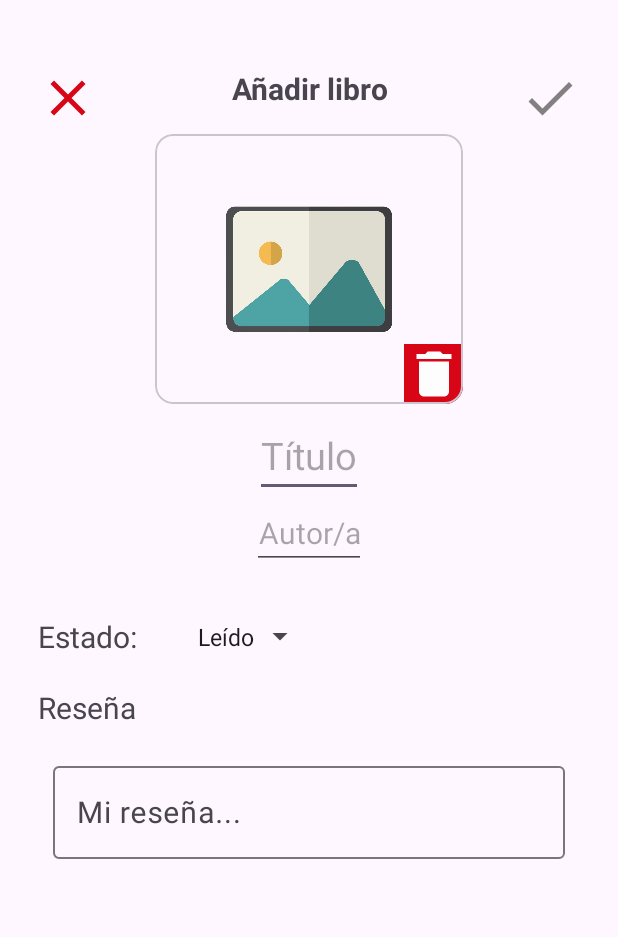
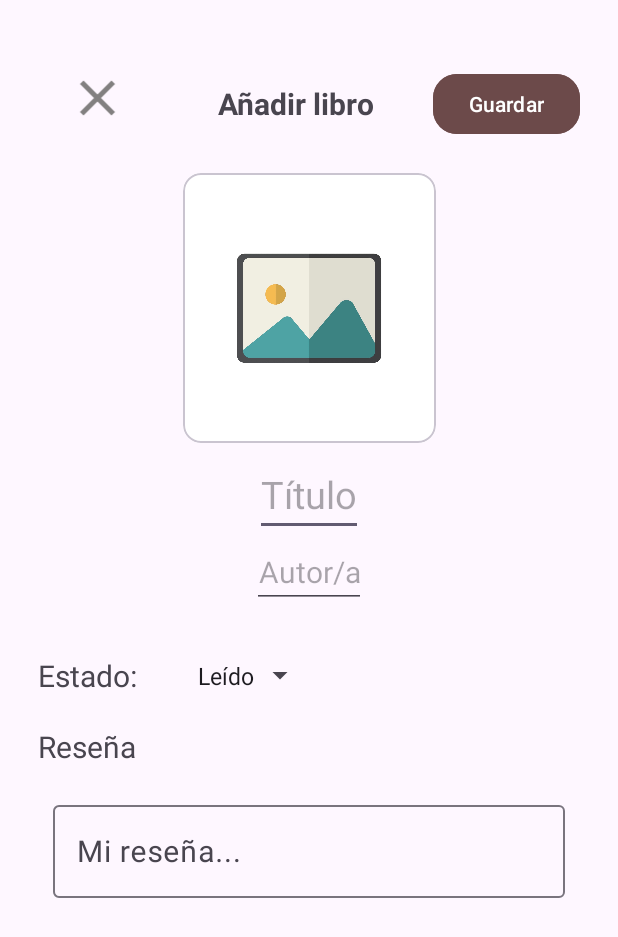
Before and after one commit to anaClara-Der/appLibros, an Android app: the HomeActivity screen opened directly, with no data from a screen before it, after a tap on "botono para agregar libros", on a phone screen of 412 x 824 dp. Shown: the top 937 px of the screen. Run offline under Robolectric (Android 15) with nearby library versions, the phone set to English and light mode, and no system bars; our stand-ins replace Firebase (no records; nobody signed in at launch, a user with empty details on screens opened directly); libraries missing offline, so code that uses them is left out: com.github.dhaval2404.imagepicker.

Commit message:
Guardado en Sqlite de libros por usuario teniendo en cuetna el id guardado en Firebas

```diff
--- a/app/build.gradle.kts
+++ b/app/build.gradle.kts
@@ -43,7 +43,7 @@ dependencies {
     implementation("androidx.fragment:fragment-ktx:$fragment_version")
     implementation (libs.firebase.auth)
     implementation(libs.firebase.firestore)
-
+    implementation(libs.imagePicker)
     implementation(platform(libs.firebase.bom))
     implementation(libs.androidx.core.ktx)
     implementation(libs.androidx.appcompat)
--- a/app/src/main/java/com/example/libros/model/Book.kt
+++ b/app/src/main/java/com/example/libros/model/Book.kt
@@ -7,5 +7,6 @@ data class Book (
     val title: String,
     val author: String,
     val state:Boolean,
-    val review:String
+    val review:String,
+    val userId: String
     )
--- a/app/src/main/java/com/example/libros/ui/activity/AddBookActivity.kt
+++ b/app/src/main/java/com/example/libros/ui/activity/AddBookActivity.kt
@@ -1,7 +1,9 @@
 package com.example.libros.ui.activity
 
 
+import android.app.Activity
 import android.content.Intent
+import android.net.Uri
 import android.os.Bundle
 import android.widget.ArrayAdapter
 import android.widget.Button
@@ -10,19 +12,25 @@ import android.widget.ImageView
 import android.widget.Spinner
 import android.widget.Toast
 import androidx.activity.enableEdgeToEdge
+import androidx.activity.result.contract.ActivityResultContracts
 import androidx.appcompat.app.AppCompatActivity
 import com.example.libros.R
 import com.example.libros.db.BooksDataBaseHelper
 import com.example.libros.model.Book
+import com.github.dhaval2404.imagepicker.ImagePicker
+import com.google.firebase.auth.FirebaseAuth
 
 
 class AddBookActivity : AppCompatActivity() {
     private lateinit var dbHelper: BooksDataBaseHelper
-    private lateinit var saveButton: ImageView
+    private lateinit var saveButton: Button
     private lateinit var titleEditText: EditText
     private lateinit var authorEditText: EditText
     private lateinit var stateSpinner: Spinner
     private lateinit var reviewEditText: EditText
+    private lateinit var image:ImageView
+    private var imageUri: Uri? = null
+    private lateinit var auth: FirebaseAuth
 
 
     override fun onCreate(savedInstanceState: Bundle?) {
@@ -30,6 +38,7 @@ class AddBookActivity : AppCompatActivity() {
         enableEdgeToEdge()
         setContentView(R.layout.activity_add_book)
         dbHelper = BooksDataBaseHelper(this)// Se inicializa la base de datos
+        auth = FirebaseAuth.getInstance()
 
         // Se inicializan los componentes
         titleEditText = findViewById(R.id.addTitle)
@@ -37,15 +46,31 @@ class AddBookActivity : AppCompatActivity() {
         stateSpinner = findViewById(R.id.spinnerState)
         reviewEditText = findViewById(R.id.addReview)
         saveButton = findViewById(R.id.add)
-
+        image = findViewById(R.id.bookImage)
 
         stateSpinner() //Se configura el spinner con los dos valores
 
         saveButton.setOnClickListener { // Se configura el botón para guardar
             saveBook()
         }
+
+        image.setOnClickListener{
+            pickImage()
+        }
     }
 
+    //Agregar una imagen
+    private val  resultImg =
+        registerForActivityResult(ActivityResultContracts.StartActivityForResult()){
+            result ->
+                if(result.resultCode == Activity.RESULT_OK) {
+                    val data = result.data
+                    imageUri = data!!.data
+                    image.setImageURI(imageUri)
+                }else{
+                    Toast.makeText(this, "Imagen no seleccionada", Toast.LENGTH_SHORT).show()
+                }
+        }
 
     //Función para agregar estados al spinner. Leído o no leído
     private fun stateSpinner(){
@@ -60,9 +85,20 @@ class AddBookActivity : AppCompatActivity() {
         adapter.setDropDownViewResource(android.R.layout.simple_spinner_dropdown_item)
         ratingSpinner.adapter = adapter
     }
-    //Función para acceder a los componentes del layaout
+
+    //Función para seleccionar imagen
+    private fun pickImage(){
+        ImagePicker.with(this)
+            .crop() //Para recortar la imagen
+            .compress(1024) //Para comprimir la imagen menor a 1mb
+            .maxResultSize(1080,1080) //La resolución será menor a esto
+            .createIntent { intent ->
+                resultImg.launch(intent)
+            }
+    }
+
+    //Función al clickear el botón guardar: se guarda o no
     private fun saveBook(){
-
         val title = titleEditText.text.toString()
         val author = authorEditText.text.toString()
         val review = reviewEditText.text.toString()
@@ -71,6 +107,9 @@ class AddBookActivity : AppCompatActivity() {
             "Por leer" -> false
             else -> false
         }
+        val userId = auth.currentUser?.uid ?: ""
+
+        if(title.isNotEmpty() or author.isNotEmpty() or review.isNotEmpty()){
             // Creo un  un objeto Book del tipo Book
             val book = Book(
                 id = 0, // El ID se genera automáticamente
@@ -78,7 +117,7 @@ class AddBookActivity : AppCompatActivity() {
                 author = author,
                 state = state,
                 review = review,
-
+                userId = userId
                 )
             // Insertar el libro en la base de datos
             dbHelper.insertBook(book)
@@ -87,6 +126,12 @@ class AddBookActivity : AppCompatActivity() {
             startActivity(intent)
             finishAffinity()
             Toast.makeText(this, "Libro guardado", Toast.LENGTH_SHORT).show()
+        } else{
+            Toast.makeText(this, "Es necesario que completes al menos uno de los campos", Toast.LENGTH_SHORT).show()
         }
 
+
     }
+
+
+}
--- a/app/src/main/java/com/example/libros/ui/activity/HomeActivity.kt
+++ b/app/src/main/java/com/example/libros/ui/activity/HomeActivity.kt
@@ -2,19 +2,36 @@ package com.example.libros.ui.activity
 
 import android.content.Intent
 import android.os.Bundle
+import android.widget.TextView
 import android.widget.Toast
 import androidx.appcompat.app.AppCompatActivity
 import com.example.libros.R
 import com.google.android.material.floatingactionbutton.FloatingActionButton
+import com.google.firebase.auth.FirebaseAuth
 
 
 class HomeActivity : AppCompatActivity() {
+    private lateinit var auth: FirebaseAuth
 
     override fun onCreate(savedInstanceState: Bundle?) {
         super.onCreate(savedInstanceState)
         setContentView(R.layout.activity_home)
 
+        auth = FirebaseAuth.getInstance()
+        val userName = findViewById<TextView>(R.id.nameHome)
         val buttonAddBook = findViewById<FloatingActionButton>(R.id.addBtnBooks)
+
+        // Obtener el usuario actual
+        val user = auth.currentUser
+        if (user != null) {
+            val displayName = user.displayName
+            // Mostrar el nombre del usuario en el TextView
+            userName.text = "Hola, $displayName"
+        } else {
+            userName.text = "Hola, Usuario"
+        }
+
+        //Botón para agregar libros
         buttonAddBook.setOnClickListener {
             // Lógica para añadir un nuevo libro
 
--- a/app/src/main/res/layout/activity_add_book.xml
+++ b/app/src/main/res/layout/activity_add_book.xml
@@ -9,15 +9,29 @@
     android:padding="25dp">
 
     <!--Cabecera con título, cerrar y guardar-->
+
+
+
+    <LinearLayout
+        android:id="@+id/headerLayout"
+        android:layout_width="0dp"
+        android:layout_height="wrap_content"
+        android:gravity="center"
+        android:layout_marginTop="20dp"
+        app:layout_constraintEnd_toEndOf="parent"
+        app:layout_constraintStart_toStartOf="parent"
+        app:layout_constraintTop_toTopOf="parent"
+        android:orientation="horizontal">
+
         <ImageView
             android:id="@+id/clouse"
             android:layout_width="40dp"
             android:layout_height="40dp"
             android:src="@drawable/ic_clouse"
-        app:layout_constraintStart_toStartOf="parent"
-        app:layout_constraintTop_toTopOf="parent"
-        android:layout_marginTop="20dp"
-        app:tint="@color/red" />
+            android:layout_gravity="start"
+            android:layout_weight="1"
+            />
+
 
         <TextView
             android:id="@+id/titleAddBook"
@@ -26,41 +40,43 @@
             android:gravity="center"
             android:text="Añadir libro"
             android:textStyle="bold"
-        android:layout_marginTop="20dp"
             android:textSize="20sp"
-        app:layout_constraintStart_toEndOf="@id/clouse"
-        app:layout_constraintEnd_toStartOf="@id/add"
-        app:layout_constraintTop_toTopOf="parent"
+            android:layout_weight="2" />
+        <com.google.android.material.button.MaterialButton
+            android:id="@+id/add"
+            android:layout_width="wrap_content"
+            android:layout_height="wrap_content"
+            android:backgroundTint="@color/brown"
+            android:textColor="@color/white"
+            android:text="Guardar"
+            android:textSize="14sp"
+            app:cornerRadius="16dp"
+            android:layout_gravity="end"
             />
+    </LinearLayout>
 
-    <ImageView
-        android:id="@+id/add"
-        android:layout_width="40dp"
-        android:layout_height="40dp"
-        android:src="@drawable/ic_done"
-        app:layout_constraintEnd_toEndOf="parent"
-        app:layout_constraintTop_toTopOf="parent"
-        android:layout_marginTop="20dp"/>
 
-    <!--Card con la imagen y el ícono de borrar-->
+    <!--Card con la imagen-->
     <com.google.android.material.card.MaterialCardView
         android:id="@+id/cardImg"
         android:layout_width="0dp"
         android:layout_height="0dp"
         app:cardElevation="0dp"
         app:cardUseCompatPadding="true"
-        android:layout_marginTop="10dp"
+        android:layout_marginTop="15dp"
         app:layout_constraintEnd_toEndOf="parent"
         app:layout_constraintHeight_percent="0.25"
         app:layout_constraintStart_toStartOf="parent"
-        app:layout_constraintTop_toBottomOf="@+id/titleAddBook"
-        app:layout_constraintWidth_percent="0.6"
+        app:layout_constraintTop_toBottomOf="@+id/headerLayout"
+        app:layout_constraintWidth_percent="0.5"
         android:background="@color/white">
 
         <!--Container para acomodar la imagen y el ícono-->
         <androidx.constraintlayout.widget.ConstraintLayout
             android:layout_width="match_parent"
-            android:layout_height="match_parent">
+            android:layout_height="match_parent"
+            android:background="@color/white">
+
             <ImageView
                 android:id="@+id/bookImage"
                 android:layout_width="match_parent"
@@ -73,13 +89,7 @@
                 app:layout_constraintStart_toStartOf="parent"
                 app:layout_constraintTop_toTopOf="parent"></ImageView>
 
-            <ImageView
-                android:layout_width="40dp"
-                android:layout_height="40dp"
-                android:background="@color/red"
-                android:src="@drawable/ic_delete"
-                app:layout_constraintBottom_toBottomOf="parent"
-                app:layout_constraintEnd_toEndOf="parent"></ImageView>
+
         </androidx.constraintlayout.widget.ConstraintLayout>
     </com.google.android.material.card.MaterialCardView>
 
--- a/app/src/main/res/layout/activity_home.xml
+++ b/app/src/main/res/layout/activity_home.xml
@@ -4,7 +4,6 @@
     xmlns:tools="http://schemas.android.com/tools"
     android:layout_width="match_parent"
     android:layout_height="match_parent"
-
     android:padding="20dp">
 
 
@@ -76,6 +75,9 @@
     </RadioGroup>
 
 
+
+
+
     <com.google.android.material.floatingactionbutton.FloatingActionButton
         android:id="@+id/addBtnBooks"
         android:layout_width="wrap_content"
@@ -83,7 +85,7 @@
         app:layout_constraintBottom_toBottomOf="parent"
         app:layout_constraintEnd_toEndOf="parent"
         android:src="@drawable/ic_add_book"
-        android:backgroundTint="@color/black"
+        android:backgroundTint="@color/brown"
         android:contentDescription="botono para agregar libros"
         />
 
--- a/app/src/main/res/values/colors.xml
+++ b/app/src/main/res/values/colors.xml
@@ -5,4 +5,5 @@
     <color name= "blue">#102ED5</color>
     <color name= "red">#D80516</color>
     <color name= "primary">#0A4940</color>
+    <color name="brown">#6C4A4A</color>
 </resources>
--- a/gradle/libs.versions.toml
+++ b/gradle/libs.versions.toml
@@ -11,6 +11,7 @@ activity = "1.9.1"
 constraintlayout = "2.1.4"
 firebaseBom ="33.2.0"
 googleServiceV="4.4.2"
+imagePickerV = "2.1"
 
 [libraries]
 androidx-core-ktx = { group = "androidx.core", name = "core-ktx", version.ref = "coreKtx" }
@@ -24,6 +25,7 @@ androidx-constraintlayout = { group = "androidx.constraintlayout", name = "const
 firebase-bom = {module = "com.google.firebase:firebase-bom", version.ref = "firebaseBom"}
 firebase-auth = {module = "com.google.firebase:firebase-auth-ktx"}
 firebase-firestore= {module= "com.google.firebase:firebase-firestore"}
+imagePicker = {group="com.github.dhaval2404", name = "imagepicker", version.ref = "imagePickerV"}
 
 [plugins]
 android-application = { id = "com.android.application", version.ref = "agp" }
--- a/settings.gradle.kts
+++ b/settings.gradle.kts
@@ -16,6 +16,7 @@ dependencyResolutionManagement {
     repositories {
         google()
         mavenCentral()
+        maven(url ="https://jitpack.io")
     }
 }
 
```
Also changed, not shown: app/src/main/AndroidManifest.xml (+8 -0 lines), app/src/main/java/com/example/libros/db/BooksDataBaseHelper.kt (+31 -2 lines), app/src/main/java/com/example/libros/ui/fragments/signUpFragment.kt (+20 -22 lines), app/src/main/res/layout/item_book.xml (added, +45 -0 lines). Lines whose indentation alone changed are shown as unchanged.
